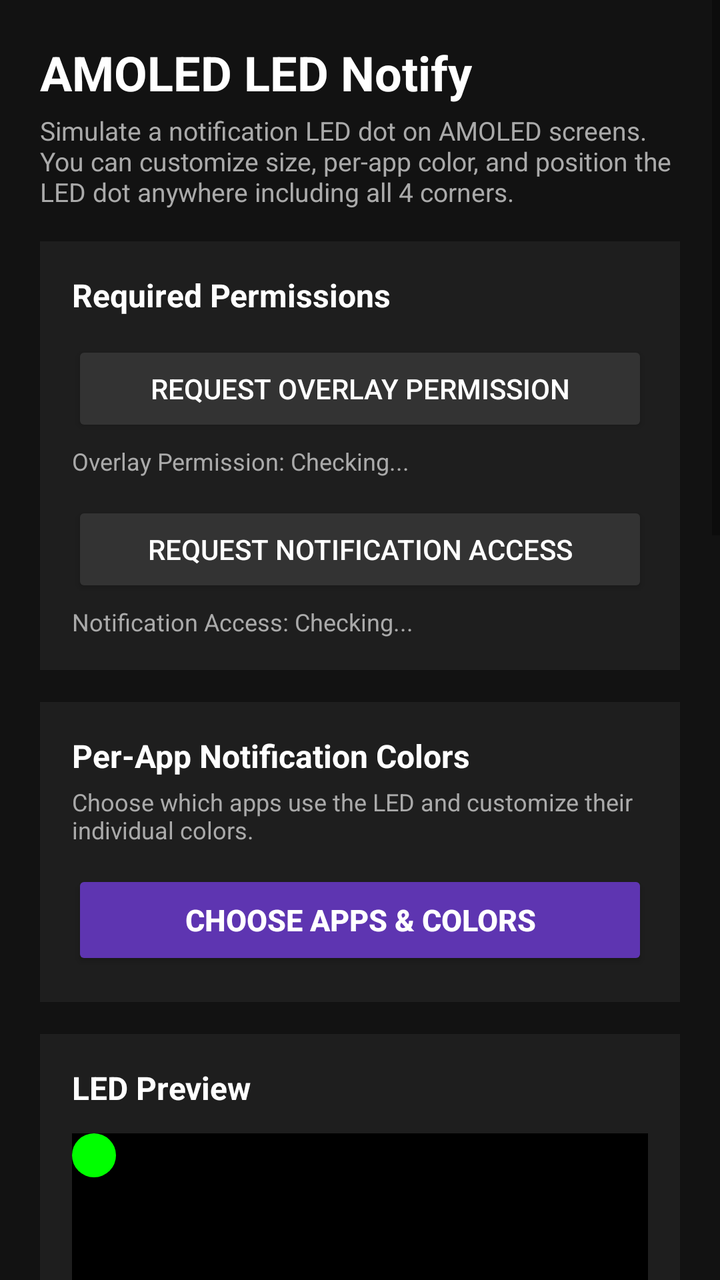
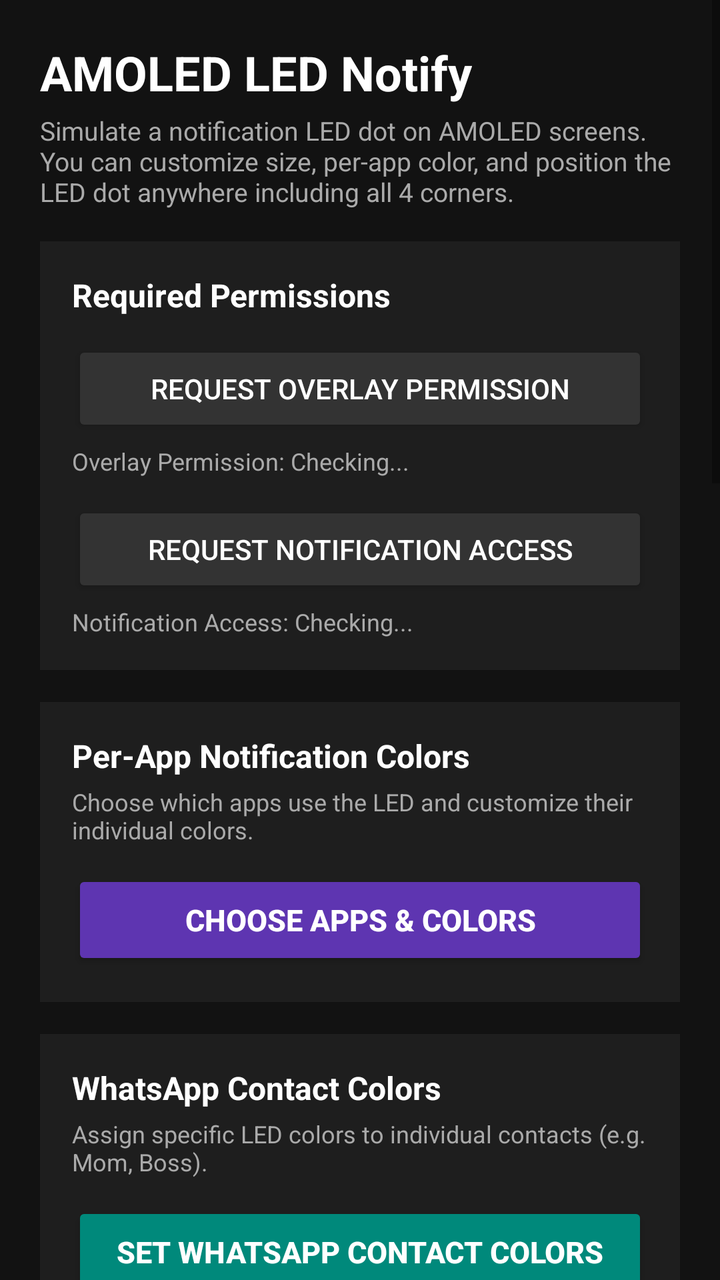

An Android layout rendered at two revisions. The XML below is the earlier revision; the diff shows what the commit changed to produce the second picture.
<!-- AndroidManifest.xml: activity theme Theme.LedNotify -->
<!-- res/layout/activity_main.xml -->
<?xml version="1.0" encoding="utf-8"?>
<ScrollView xmlns:android="http://schemas.android.com/apk/res/android"
    android:layout_width="match_parent"
    android:layout_height="match_parent"
    android:background="#121212"
    android:fillViewport="true">

    <LinearLayout
        android:layout_width="match_parent"
        android:layout_height="wrap_content"
        android:orientation="vertical"
        android:padding="20dp">

        <TextView
            android:layout_width="wrap_content"
            android:layout_height="wrap_content"
            android:text="AMOLED LED Notify"
            android:textColor="#FFFFFF"
            android:textSize="24sp"
            android:textStyle="bold" />

        <TextView
            android:layout_width="wrap_content"
            android:layout_height="wrap_content"
            android:layout_marginTop="4dp"
            android:text="Simulate a notification LED dot on AMOLED screens. You can customize size, per-app color, and position the LED dot anywhere including all 4 corners."
            android:textColor="#AAAAAA"
            android:textSize="13sp" />

        
        <LinearLayout
            android:layout_width="match_parent"
            android:layout_height="wrap_content"
            android:layout_marginTop="16dp"
            android:background="#1E1E1E"
            android:orientation="vertical"
            android:padding="16dp">

            <TextView
                android:layout_width="wrap_content"
                android:layout_height="wrap_content"
                android:text="Required Permissions"
                android:textColor="#FFFFFF"
                android:textSize="16sp"
                android:textStyle="bold" />

            <Button
                android:id="@+id/btnOverlayPermission"
                android:layout_width="match_parent"
                android:layout_height="48dp"
                android:layout_marginTop="12dp"
                android:backgroundTint="#333333"
                android:text="Request Overlay Permission"
                android:textColor="#FFFFFF" />

            <TextView
                android:id="@+id/tvOverlayStatus"
                android:layout_width="wrap_content"
                android:layout_height="wrap_content"
                android:layout_marginTop="4dp"
                android:text="Overlay Permission: Checking..."
                android:textColor="#AAAAAA"
                android:textSize="12sp" />

            <Button
                android:id="@+id/btnNotificationAccess"
                android:layout_width="match_parent"
                android:layout_height="48dp"
                android:layout_marginTop="12dp"
                android:backgroundTint="#333333"
                android:text="Request Notification Access"
                android:textColor="#FFFFFF" />

            <TextView
                android:id="@+id/tvNotificationStatus"
                android:layout_width="wrap_content"
                android:layout_height="wrap_content"
                android:layout_marginTop="4dp"
                android:text="Notification Access: Checking..."
                android:textColor="#AAAAAA"
                android:textSize="12sp" />
        </LinearLayout>

        
        <LinearLayout
            android:layout_width="match_parent"
            android:layout_height="wrap_content"
            android:layout_marginTop="16dp"
            android:background="#1E1E1E"
            android:orientation="vertical"
            android:padding="16dp">

            <TextView
                android:layout_width="wrap_content"
                android:layout_height="wrap_content"
                android:text="Per-App Notification Colors"
                android:textColor="#FFFFFF"
                android:textSize="16sp"
                android:textStyle="bold" />

            <TextView
                android:layout_width="wrap_content"
                android:layout_height="wrap_content"
                android:layout_marginTop="4dp"
                android:text="Choose which apps use the LED and customize their individual colors."
                android:textColor="#AAAAAA"
                android:textSize="12sp" />

            <Button
                android:id="@+id/btnSetColorsPerApp"
                android:layout_width="match_parent"
                android:layout_height="50dp"
                android:layout_marginTop="12dp"
                android:backgroundTint="#5E35B1"
                android:text="Choose Apps &amp; Colors"
                android:textColor="#FFFFFF"
                android:textSize="15sp"
                android:textStyle="bold" />
        </LinearLayout>

        
        <LinearLayout
            android:layout_width="match_parent"
            android:layout_height="wrap_content"
            android:layout_marginTop="16dp"
            android:background="#1E1E1E"
            android:orientation="vertical"
            android:padding="16dp">

            <TextView
                android:layout_width="wrap_content"
                android:layout_height="wrap_content"
                android:text="LED Preview"
                android:textColor="#FFFFFF"
                android:textSize="16sp"
                android:textStyle="bold" />

            <FrameLayout
                android:id="@+id/framePreviewContainer"
                android:layout_width="match_parent"
                android:layout_height="140dp"
                android:layout_marginTop="12dp"
                android:background="#000000">

                <View
                    android:id="@+id/previewLedDot"
                    android:layout_width="22dp"
                    android:layout_height="22dp"
                    android:background="@drawable/led_circle" />
            </FrameLayout>
        </LinearLayout>

        
        <LinearLayout
            android:layout_width="match_parent"
            android:layout_height="wrap_content"
            android:layout_marginTop="16dp"
            android:background="#1E1E1E"
            android:orientation="vertical"
            android:padding="16dp">

            <TextView
                android:layout_width="wrap_content"
                android:layout_height="wrap_content"
                android:text="LED Position &amp; Corners"
                android:textColor="#FFFFFF"
                android:textSize="16sp"
                android:textStyle="bold" />

            <TextView
                android:layout_width="wrap_content"
                android:layout_height="wrap_content"
                android:layout_marginTop="4dp"
                android:text="Quick-set to any corner, slide position, or drag directly on the screen:"
                android:textColor="#AAAAAA"
                android:textSize="12sp" />

            <LinearLayout
                android:layout_width="match_parent"
                android:layout_height="wrap_content"
                android:layout_marginTop="10dp"
                android:orientation="horizontal">

                <Button
                    android:id="@+id/btnCornerTopLeft"
                    android:layout_width="0dp"
                    android:layout_height="44dp"
                    android:layout_marginEnd="4dp"
                    android:layout_weight="1"
                    android:backgroundTint="#333333"
                    android:text="Top-Left"
                    android:textColor="#FFFFFF"
                    android:textSize="12sp" />

                <Button
                    android:id="@+id/btnCornerTopRight"
                    android:layout_width="0dp"
                    android:layout_height="44dp"
                    android:layout_marginStart="4dp"
                    android:layout_weight="1"
                    android:backgroundTint="#333333"
                    android:text="Top-Right"
                    android:textColor="#FFFFFF"
                    android:textSize="12sp" />
            </LinearLayout>

            <LinearLayout
                android:layout_width="match_parent"
                android:layout_height="wrap_content"
                android:layout_marginTop="8dp"
                android:orientation="horizontal">

                <Button
                    android:id="@+id/btnCornerBottomLeft"
                    android:layout_width="0dp"
                    android:layout_height="44dp"
                    android:layout_marginEnd="4dp"
                    android:layout_weight="1"
                    android:backgroundTint="#333333"
                    android:text="Bottom-Left"
                    android:textColor="#FFFFFF"
                    android:textSize="12sp" />

                <Button
                    android:id="@+id/btnCornerBottomRight"
                    android:layout_width="0dp"
                    android:layout_height="44dp"
                    android:layout_marginStart="4dp"
                    android:layout_weight="1"
                    android:backgroundTint="#333333"
                    android:text="Bottom-Right"
                    android:textColor="#FFFFFF"
                    android:textSize="12sp" />
            </LinearLayout>

            
            <TextView
                android:id="@+id/tvPosXLabel"
                android:layout_width="wrap_content"
                android:layout_height="wrap_content"
                android:layout_marginTop="14dp"
                android:text="Horizontal Position (X): 90%"
                android:textColor="#CCCCCC"
                android:textSize="13sp" />

            <SeekBar
                android:id="@+id/seekBarPosX"
                android:layout_width="match_parent"
                android:layout_height="wrap_content"
                android:layout_marginTop="4dp"
                android:max="100"
                android:progress="90" />

            <TextView
                android:id="@+id/tvPosYLabel"
                android:layout_width="wrap_content"
                android:layout_height="wrap_content"
                android:layout_marginTop="8dp"
                android:text="Vertical Position (Y): 5%"
                android:textColor="#CCCCCC"
                android:textSize="13sp" />

            <SeekBar
                android:id="@+id/seekBarPosY"
                android:layout_width="match_parent"
                android:layout_height="wrap_content"
                android:layout_marginTop="4dp"
                android:max="100"
                android:progress="5" />

            <Button
                android:id="@+id/btnPositionScreen"
                android:layout_width="match_parent"
                android:layout_height="48dp"
                android:layout_marginTop="14dp"
                android:backgroundTint="#1976D2"
                android:text="Move &amp; Drag Anywhere on Screen"
                android:textColor="#FFFFFF"
                android:textStyle="bold" />
        </LinearLayout>

        
        <LinearLayout
            android:layout_width="match_parent"
            android:layout_height="wrap_content"
            android:layout_marginTop="16dp"
            android:background="#1E1E1E"
            android:orientation="vertical"
            android:padding="16dp">

            <TextView
                android:id="@+id/tvSizeLabel"
                android:layout_width="wrap_content"
                android:layout_height="wrap_content"
                android:text="LED Dot Size: 22dp"
                android:textColor="#FFFFFF"
                android:textSize="16sp"
                android:textStyle="bold" />

            <SeekBar
                android:id="@+id/seekBarSize"
                android:layout_width="match_parent"
                android:layout_height="wrap_content"
                android:layout_marginTop="12dp"
                android:max="90"
                android:progress="12" />

            <LinearLayout
                android:layout_width="match_parent"
                android:layout_height="wrap_content"
                android:orientation="horizontal">

                <TextView
                    android:layout_width="0dp"
                    android:layout_height="wrap_content"
                    android:layout_weight="1"
                    android:text="10dp"
                    android:textColor="#777777"
                    android:textSize="12sp" />

                <TextView
                    android:layout_width="wrap_content"
                    android:layout_height="wrap_content"
                    android:text="100dp"
                    android:textColor="#777777"
                    android:textSize="12sp" />
            </LinearLayout>
        </LinearLayout>

        
        <LinearLayout
            android:layout_width="match_parent"
            android:layout_height="wrap_content"
            android:layout_marginTop="16dp"
            android:background="#1E1E1E"
            android:orientation="vertical"
            android:padding="16dp">

            <TextView
                android:layout_width="wrap_content"
                android:layout_height="wrap_content"
                android:text="Default / Global LED Color"
                android:textColor="#FFFFFF"
                android:textSize="16sp"
                android:textStyle="bold" />

            <LinearLayout
                android:id="@+id/layoutColors"
                android:layout_width="match_parent"
                android:layout_height="wrap_content"
                android:layout_marginTop="12dp"
                android:gravity="center"
                android:orientation="horizontal" />
        </LinearLayout>

        
        <LinearLayout
            android:layout_width="match_parent"
            android:layout_height="wrap_content"
            android:layout_marginTop="20dp"
            android:layout_marginBottom="24dp"
            android:orientation="vertical">

            <Button
                android:id="@+id/btnTestLed"
                android:layout_width="match_parent"
                android:layout_height="52dp"
                android:backgroundTint="#2E7D32"
                android:text="TEST LED"
                android:textColor="#FFFFFF"
                android:textSize="16sp"
                android:textStyle="bold" />

            <Button
                android:id="@+id/btnStopLed"
                android:layout_width="match_parent"
                android:layout_height="52dp"
                android:layout_marginTop="12dp"
                android:backgroundTint="#B71C1C"
                android:text="STOP LED"
                android:textColor="#FFFFFF"
                android:textSize="16sp"
                android:textStyle="bold" />

            <TextView
                android:layout_width="wrap_content"
                android:layout_height="wrap_content"
                android:layout_marginTop="12dp"
                android:gravity="center"
                android:text="Tip: The LED dot is a floating overlay. Touch and drag the dot directly on your screen to place it anywhere (including corners). Use STOP LED to turn it off."
                android:textColor="#888888"
                android:textSize="12sp" />
        </LinearLayout>

    </LinearLayout>
</ScrollView>
<!-- resources referenced by this layout -->
<resources>
  <!-- drawable led_circle (drawable) -->
  <?xml version="1.0" encoding="utf-8"?>
  <shape xmlns:android="http://schemas.android.com/apk/res/android"
      android:shape="oval">
      <solid android:color="#00FF00" />
      <size
          android:width="22dp"
          android:height="22dp" />
  </shape>
  <style name="Theme.LedNotify" parent="android:Theme.Material.Light.NoActionBar" />
</resources>

<!-- the commit's change to res/layout/activity_main.xml (unified diff, before → after) -->
@@ -113,6 +113,43 @@
                 android:layout_marginTop="12dp"
                 android:backgroundTint="#5E35B1"
                 android:text="Choose Apps &amp; Colors"
+                android:textColor="#FFFFFF"
+                android:textSize="15sp"
+                android:textStyle="bold" />
+        </LinearLayout>
+
+        
+        <LinearLayout
+            android:layout_width="match_parent"
+            android:layout_height="wrap_content"
+            android:layout_marginTop="16dp"
+            android:background="#1E1E1E"
+            android:orientation="vertical"
+            android:padding="16dp">
+
+            <TextView
+                android:layout_width="wrap_content"
+                android:layout_height="wrap_content"
+                android:text="WhatsApp Contact Colors"
+                android:textColor="#FFFFFF"
+                android:textSize="16sp"
+                android:textStyle="bold" />
+
+            <TextView
+                android:layout_width="wrap_content"
+                android:layout_height="wrap_content"
+                android:layout_marginTop="4dp"
+                android:text="Assign specific LED colors to individual contacts (e.g. Mom, Boss)."
+                android:textColor="#AAAAAA"
+                android:textSize="12sp" />
+
+            <Button
+                android:id="@+id/btnWhatsAppContactColors"
+                android:layout_width="match_parent"
+                android:layout_height="50dp"
+                android:layout_marginTop="12dp"
+                android:backgroundTint="#00897B"
+                android:text="Set WhatsApp Contact Colors"
                 android:textColor="#FFFFFF"
                 android:textSize="15sp"
                 android:textStyle="bold" />
